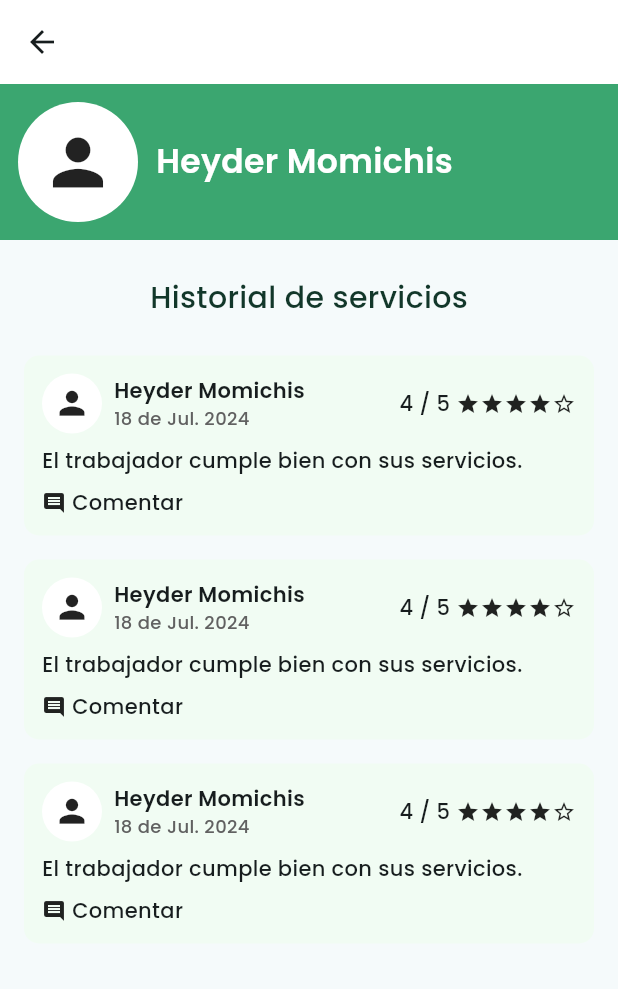
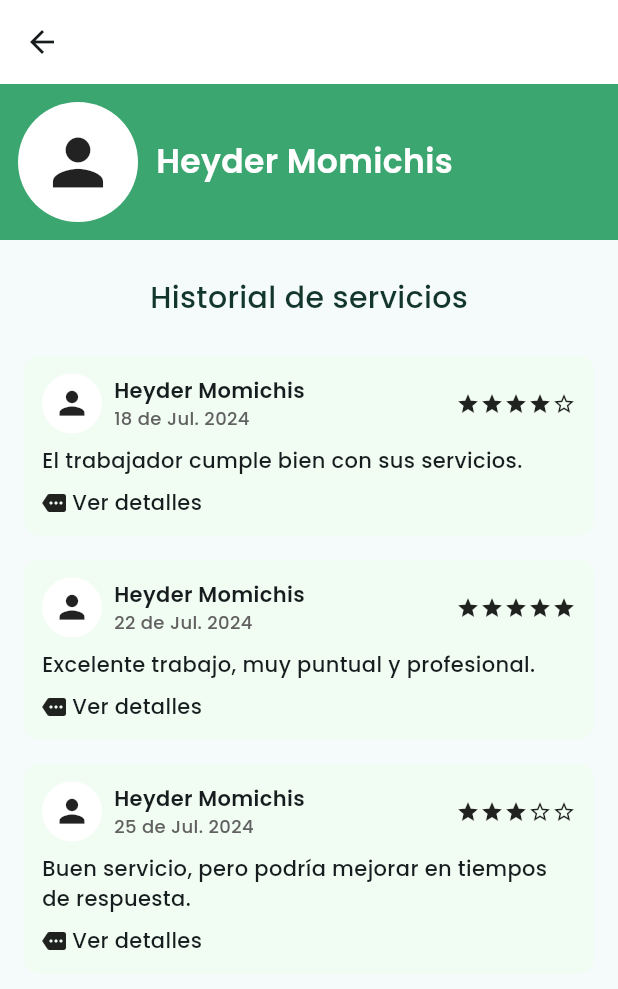
Before and after one commit to spricew/Keidot-Project, a Flutter app: the ClientProfileScreen screen opened directly, on a phone screen of 412 x 824 dp. Shown: the top 989 px of the screen. Run offline on Flutter 3.47's test engine with Material 3 defaults, Android fonts, the phone set to English and light mode, and no system bars; our stand-ins replace file_picker, flutter_secure_storage, get; accounts and stored records are empty.

Commit message:
correciones en profile

```diff
--- a/Keidot-Project/lib/presentation/screens/client_profile_screen.dart
+++ b/Keidot-Project/lib/presentation/screens/client_profile_screen.dart
@@ -2,7 +2,29 @@ import 'package:flutter/material.dart';
 import 'package:test_app/config/theme/app_theme.dart';
 
 class ClientProfileScreen extends StatelessWidget {
-  const ClientProfileScreen({super.key});
+  ClientProfileScreen({super.key});
+
+  // Simulación de datos que vendrían de la API
+  final List<Map<String, dynamic>> reviews = [
+    {
+      "name": "Heyder Momichis",
+      "date": "18 de Jul. 2024",
+      "rating": 4,
+      "comment": "El trabajador cumple bien con sus servicios."
+    },
+    {
+      "name": "Heyder Momichis",
+      "date": "22 de Jul. 2024",
+      "rating": 5,
+      "comment": "Excelente trabajo, muy puntual y profesional."
+    },
+    {
+      "name": "Heyder Momichis",
+      "date": "25 de Jul. 2024",
+      "rating": 3,
+      "comment": "Buen servicio, pero podría mejorar en tiempos de respuesta."
+    },
+  ];
 
   @override
   Widget build(BuildContext context) {
@@ -49,9 +71,9 @@ class ClientProfileScreen extends StatelessWidget {
           // Lista de comentarios
           Expanded(
             child: ListView.builder(
-              itemCount: 3, // Número de reseñas
+              itemCount: reviews.length, // Número dinámico de reseñas
               itemBuilder: (context, index) {
-                return _buildReviewCard();
+                return _buildReviewCard(reviews[index]);
               },
             ),
           ),
@@ -60,7 +82,7 @@ class ClientProfileScreen extends StatelessWidget {
     );
   }
 
-  Widget _buildReviewCard() {
+  Widget _buildReviewCard(Map<String, dynamic> review) {
     return Container(
       margin: const EdgeInsets.symmetric(horizontal: 16, vertical: 8),
       padding: const EdgeInsets.all(12),
@@ -71,7 +93,6 @@ class ClientProfileScreen extends StatelessWidget {
       child: Column(
         crossAxisAlignment: CrossAxisAlignment.start,
         children: [
-          // Encabezado con nombre y fecha
           Row(
             children: [
               const CircleAvatar(
@@ -83,48 +104,32 @@ class ClientProfileScreen extends StatelessWidget {
               Column(
                 crossAxisAlignment: CrossAxisAlignment.start,
                 children: [
-                  const Text(
-                    "Heyder Momichis",
-                    style: TextStyle(fontWeight: FontWeight.bold),
-                  ),
-                  Text(
-                    "18 de Jul. 2024",
-                    style: TextStyle(fontSize: 12, color: Colors.grey[700]),
-                  ),
+                  Text(review["name"],
+                      style: const TextStyle(fontWeight: FontWeight.bold)),
+                  Text(review["date"],
+                      style: TextStyle(fontSize: 12, color: Colors.grey[700])),
                 ],
               ),
               const Spacer(),
-              // Calificación con estrellas
-              const Row(
-                children: [
-                  Text("4 / 5"),
-                  SizedBox(width: 4),
-                  Icon(Icons.star, color: Colors.black87, size: 16),
-                  Icon(Icons.star, color: Colors.black87, size: 16),
-                  Icon(Icons.star, color: Colors.black87, size: 16),
-                  Icon(Icons.star, color: Colors.black87, size: 16),
-                  Icon(Icons.star_border, color: Colors.black87, size: 16),
-                ],
+              Row(
+                children: List.generate(
+                    5,
+                    (i) => Icon(
+                          i < review["rating"] ? Icons.star : Icons.star_border,
+                          color: Colors.black87,
+                          size: 16,
+                        )),
               ),
             ],
           ),
-
           const SizedBox(height: 8),
-
-          // Comentario del usuario
-          const Text(
-            "El trabajador cumple bien con sus servicios.",
-            style: TextStyle(fontSize: 14),
-          ),
-
+          Text(review["comment"], style: const TextStyle(fontSize: 14)),
           const SizedBox(height: 8),
-
-          // Botón de comentar
           Row(
-            children: [
-              const Icon(Icons.comment, size: 16),
-              const SizedBox(width: 4),
-              const Text("Comentar"),
+            children: const [
+              Icon(Icons.more, size: 16),
+              SizedBox(width: 4),
+              Text("Ver detalles"),
             ],
           ),
         ],
```
